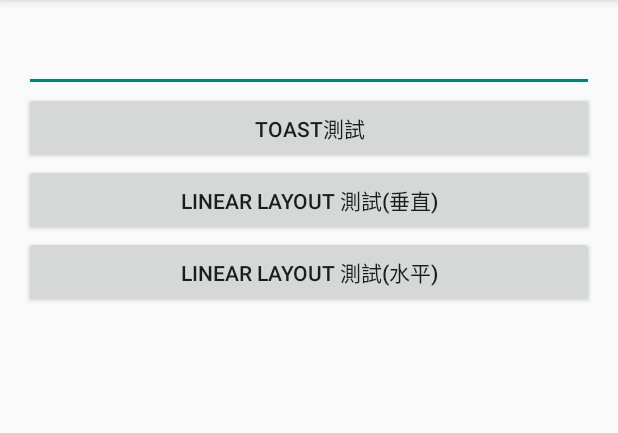
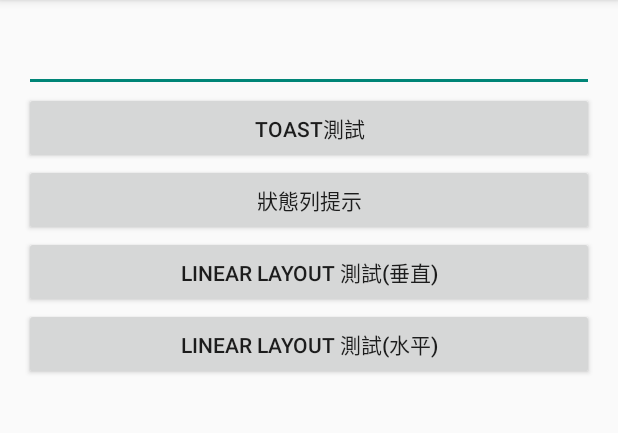
Before and after one commit to fishingboy/Android_Test, an Android app: the MainView screen opened directly, with no data from a screen before it, on a phone screen of 412 x 824 dp, the part 84-517 px from its top. Run offline under Robolectric (Android 15) with nearby library versions, the phone set to English and light mode, and no system bars.

Commit message:
狀態列提示功能(尚未完成)

```diff
--- a/app/src/main/res/layout/activity_main.xml
+++ b/app/src/main/res/layout/activity_main.xml
@@ -26,6 +26,14 @@
     <Button
         android:layout_width="fill_parent"
         android:layout_height="wrap_content"
+        android:text="狀態列提示"
+        android:id="@+id/btn_notify"
+        android:layout_gravity="center_horizontal"
+        android:onClick="showNotify"/>
+
+    <Button
+        android:layout_width="fill_parent"
+        android:layout_height="wrap_content"
         android:text="Linear Layout 測試(垂直)"
         android:id="@+id/btn_linear_start"
         android:onClick="showLinear"/>
```
Also changed, not shown: app/src/main/AndroidManifest.xml (+6 -2 lines), app/src/main/java/com/leo_kuo/android_test/MainView.java (+10 -0 lines), app/src/main/java/com/leo_kuo/android_test/NotifyService.java (added, +40 -0 lines).
